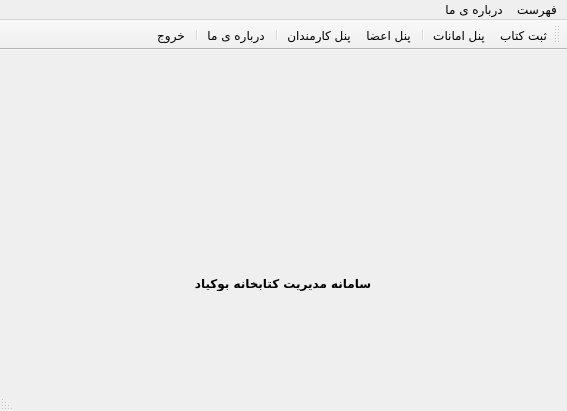
Old version of the form bookyad/mainform.ui in the repository aroshandelpoor/libraryManagement.
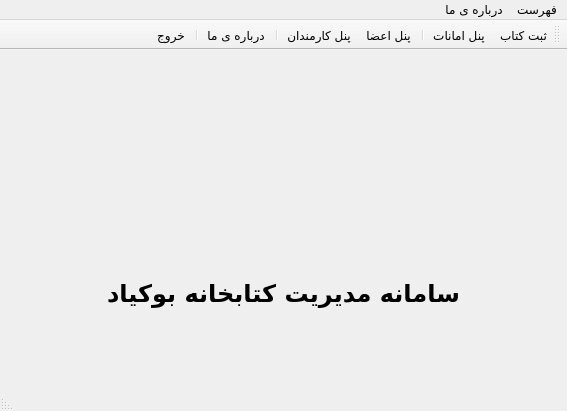
New version of the form. Icons and pictures are not drawn.

```diff
--- a/bookyad/mainform.ui
+++ b/bookyad/mainform.ui
@@ -26,11 +26,25 @@
    <layout class="QGridLayout" name="gridLayout">
     <item row="2" column="1">
      <layout class="QVBoxLayout" name="verticalLayout">
+      <item>
+       <spacer name="horizontalSpacer_5">
+        <property name="orientation">
+         <enum>Qt::Horizontal</enum>
+        </property>
+        <property name="sizeHint" stdset="0">
+         <size>
+          <width>40</width>
+          <height>20</height>
+         </size>
+        </property>
+       </spacer>
+      </item>
       <item>
        <widget class="QLabel" name="label">
         <property name="font">
          <font>
           <family>IRANSansX</family>
+          <pointsize>18</pointsize>
           <bold>true</bold>
          </font>
         </property>
```
Left out of the diff: 9 changed lines with no effect on the pictures.
